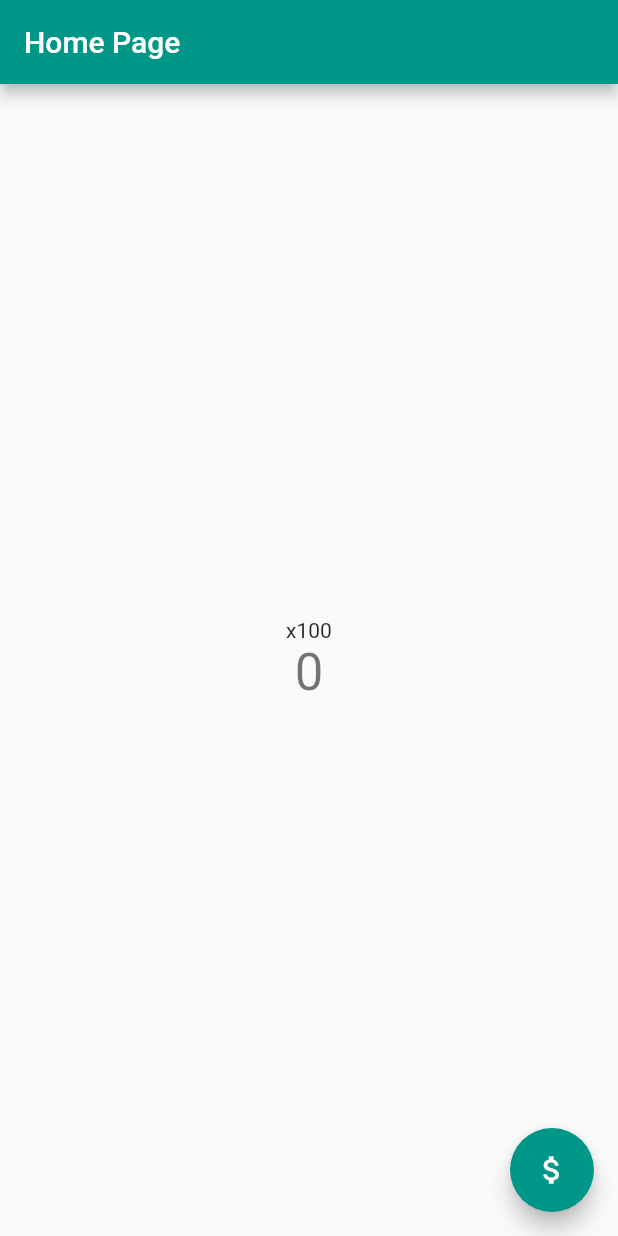
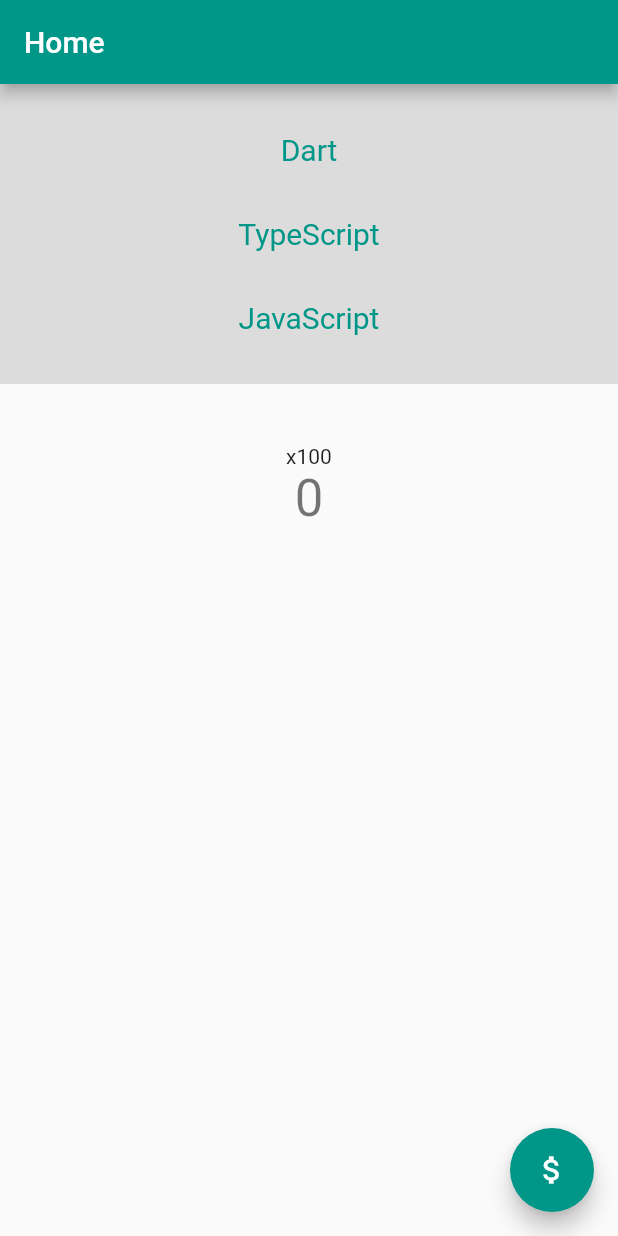
Before and after one commit to WebDevelopUa/flutterStart01, a Flutter app: the screen it shows after launch, on a phone screen of 412 x 824 dp. Run offline on Flutter 3.47's test engine with Material 2 defaults, Android fonts, the phone set to English and light mode, and no system bars.

Commit message:
Add list items with buttons

```diff
--- /dev/null
+++ b/lib/screens/Detail.dart
@@ -0,0 +1,7 @@
+import 'package:flutter/material.dart';
+
+class Detail extends StatelessWidget {
+  Widget build(conext) {
+    return Text('Detail Page');
+  }
+}
--- a/lib/screens/Home.dart
+++ b/lib/screens/Home.dart
@@ -1,4 +1,5 @@
 import 'package:flutter/material.dart';
+import '../widgets/ItemsList.dart';
 
 // Home widget - Stateful
 class HomePage extends StatefulWidget {
@@ -34,15 +35,13 @@ class _HomePageState extends State<HomePage> {
       body: Center(
         // Layout widgets
         child: Column(
-          mainAxisAlignment: MainAxisAlignment.center,
+          mainAxisAlignment: MainAxisAlignment.start,
           children: <Widget>[
+            ItemsList(),
             Text(widget.description),
             Text(
               '$_counter',
-              style: Theme
-                  .of(context)
-                  .textTheme
-                  .headline4,
+              style: Theme.of(context).textTheme.headline4,
             ),
           ],
         ),
--- a/lib/widgets/App.dart
+++ b/lib/widgets/App.dart
@@ -14,7 +14,7 @@ class App extends StatelessWidget {
       onGenerateRoute: (RouteSettings settings) {
         return MaterialPageRoute(
           builder: (context) {
-            return HomePage(title: 'Home Page', description: 'x100');
+            return HomePage(title: 'Home', description: 'x100');
           },
         );
       },
--- /dev/null
+++ b/lib/widgets/ItemsList.dart
@@ -0,0 +1,40 @@
+import 'package:flutter/material.dart';
+
+class ItemsList extends StatelessWidget {
+  @override
+  Widget build(BuildContext context) {
+    return Container(
+        color: Colors.black12,
+        margin: const EdgeInsets.only(bottom: 40.0),
+        padding: const EdgeInsets.all(20.0),
+        height: 200.0,
+        child: Center(
+          child: Column(
+             mainAxisAlignment: MainAxisAlignment.spaceBetween,
+            children: [
+              TextButton(
+                  style: TextButton.styleFrom(
+                    textStyle: const TextStyle(fontSize: 20),
+                    padding: const EdgeInsets.all(10.0),
+                  ),
+                  onPressed: () {},
+                  child: const Text('Dart')),
+              TextButton(
+                  style: TextButton.styleFrom(
+                    textStyle: const TextStyle(fontSize: 20),
+                    padding: const EdgeInsets.all(10.0),
+                  ),
+                  onPressed: () {},
+                  child: const Text('TypeScript')),
+              TextButton(
+                  style: TextButton.styleFrom(
+                    textStyle: const TextStyle(fontSize: 20),
+                    padding: const EdgeInsets.all(10.0),
+                  ),
+                  onPressed: () {},
+                  child: const Text('JavaScript'))
+            ],
+          ),
+        ));
+  }
+}
```
Also changed, not shown: 1 other file.
